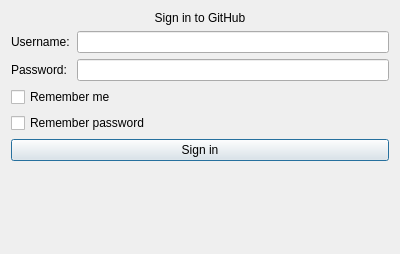
Above: forms/dlg_github_login.ui from ColinDuquesnoy/QCrash before the change. Below: the same form after it.
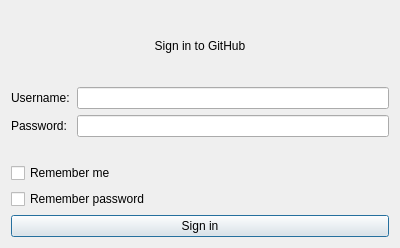
That is the form after the change. Icons and pictures are not drawn.

Commit message: GitHub login: use a fixed size and remove spacer item

The edit to the form file:
```diff
--- a/forms/dlg_github_login.ui
+++ b/forms/dlg_github_login.ui
@@ -7,7 +7,7 @@
     <x>0</x>
     <y>0</y>
     <width>400</width>
-    <height>254</height>
+    <height>248</height>
    </rect>
   </property>
   <property name="windowTitle">
@@ -73,19 +73,6 @@
      </property>
     </widget>
    </item>
-   <item>
-    <spacer name="verticalSpacer">
-     <property name="orientation">
-      <enum>Qt::Vertical</enum>
-     </property>
-     <property name="sizeHint" stdset="0">
-      <size>
-       <width>20</width>
-       <height>40</height>
-      </size>
-     </property>
-    </spacer>
-   </item>
   </layout>
  </widget>
  <resources>
```
The commit also changes 2 other files.
